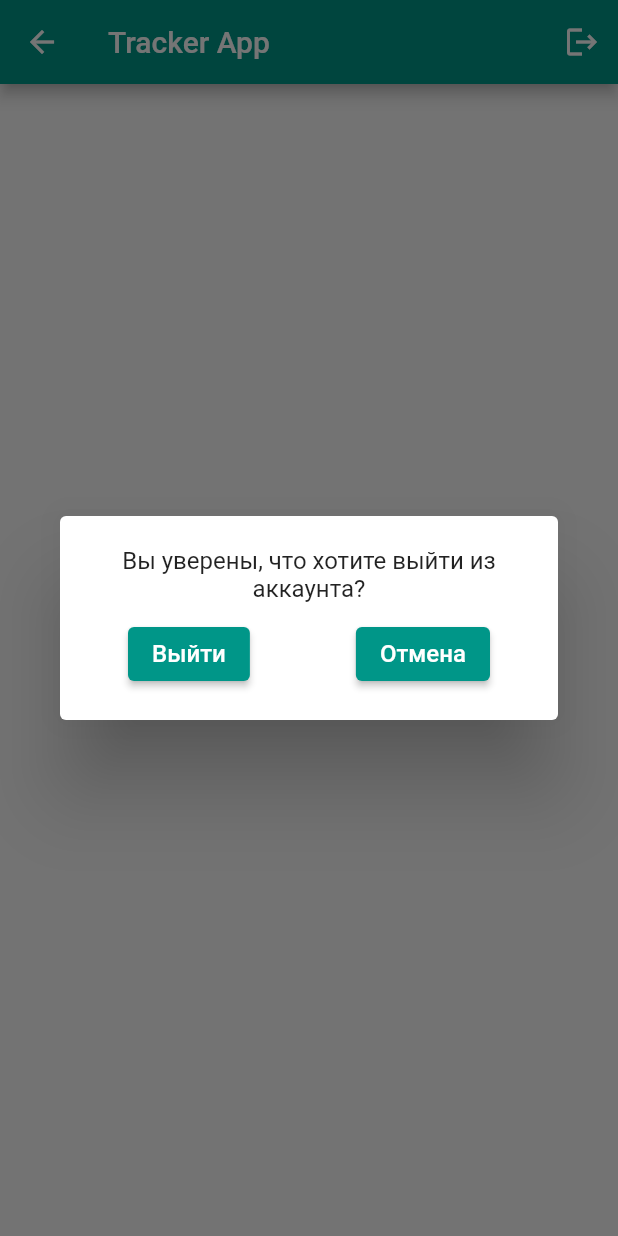
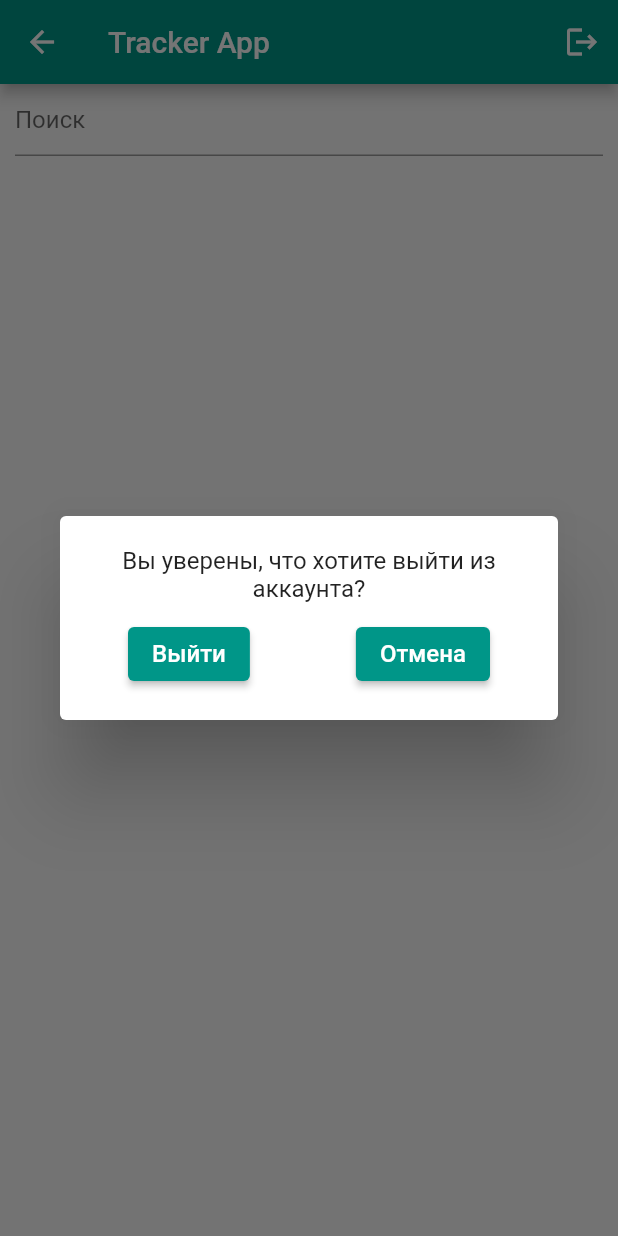
Before and after one commit to algailoc/location-tracker, a Flutter app: the AllUsersListScreen screen opened directly, after a tap on the "logout" icon, on a phone screen of 412 x 824 dp. Run offline on Flutter 3.47's test engine with Material 2 defaults, Android fonts, the phone set to English and light mode, and no system bars; our stand-ins replace bloc, cloud_firestore, connectivity_plus, dartz, firebase_auth, firebase_core and 6 more; missing offline and left inert: background_location; accounts and stored records are empty.

Commit message:
Сделала поиск по контактам

```diff
--- a/lib/presentation/screens/all_users_list_screen/all_users_list_screen.dart
+++ b/lib/presentation/screens/all_users_list_screen/all_users_list_screen.dart
@@ -15,10 +15,13 @@ class AllUsersListScreen extends StatefulWidget {
 
 class _AllUsersListScreenState extends State<AllUsersListScreen> {
   final _queryController = TextEditingController();
+  List<User> users = [];
 
   @override
   void initState() {
     BlocProvider.of<UsersBloc>(context).add(GetAllUsers());
+    users =
+        filterUsers(context, BlocProvider.of<UsersBloc>(context).state.users);
     super.initState();
   }
 
@@ -58,6 +61,13 @@ class _AllUsersListScreenState extends State<AllUsersListScreen> {
     return list;
   }
 
+  void onInputChanged(String q) {
+    setState(() {
+      users =
+          filterUsers(context, BlocProvider.of<UsersBloc>(context).state.users);
+    });
+  }
+
   @override
   Widget build(BuildContext context) {
     return BlocConsumer<UsersBloc, UsersState>(
@@ -75,7 +85,6 @@ class _AllUsersListScreenState extends State<AllUsersListScreen> {
           );
         }
 
-        final List<User> list = filterUsers(context, state.users);
         return Scaffold(
           appBar: const CustomAppBar(
             title: 'Tracker App',
@@ -84,14 +93,23 @@ class _AllUsersListScreenState extends State<AllUsersListScreen> {
           body: Column(
             children: [
               Padding(
+                padding: const EdgeInsets.symmetric(horizontal: 10),
+                child: TextField(
+                  controller: _queryController,
+                  onChanged: onInputChanged,
+                  decoration: const InputDecoration(hintText: 'Поиск'),
+                ),
+              ),
+              const SizedBox(height: 20),
+              Padding(
                 padding:
                     const EdgeInsets.symmetric(vertical: 10, horizontal: 10),
                 child: ListView.builder(
                   itemBuilder: (context, index) {
-                    return UsersListItem(user: list[index]);
+                    return UsersListItem(user: users[index]);
                   },
                   shrinkWrap: true,
-                  itemCount: list.length,
+                  itemCount: users.length,
                 ),
               ),
             ],
```
